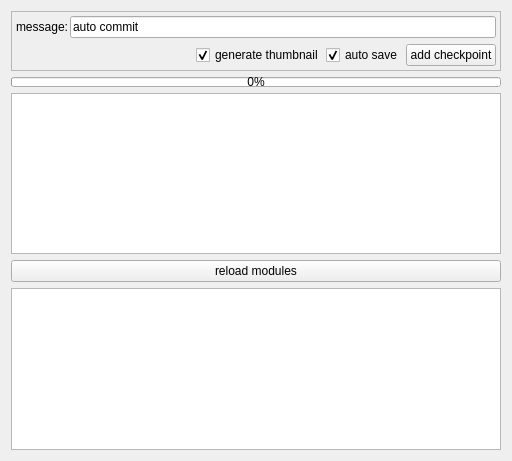
Above: version_manager/qt_docker_widget_ui.ui from mellowed100/Krita-Document-Version-Manager before the change. Below: the same form after it.
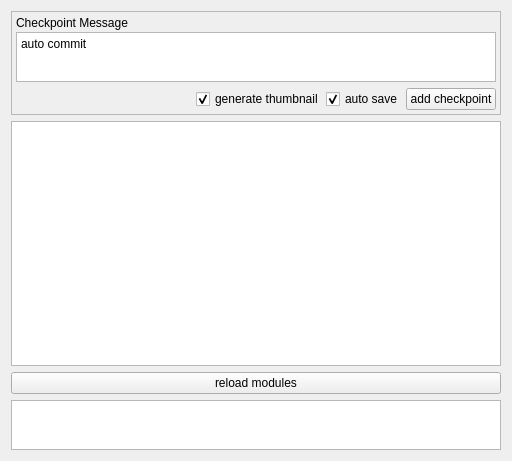
That is the form after the change. Custom widgets are drawn as their Qt base class.

Diff of the .ui file:
```diff
--- a/version_manager/qt_docker_widget_ui.ui
+++ b/version_manager/qt_docker_widget_ui.ui
@@ -46,7 +46,7 @@
         <property name="frameShadow">
          <enum>QFrame::Raised</enum>
         </property>
-        <layout class="QHBoxLayout" name="horizontalLayout_2">
+        <layout class="QVBoxLayout" name="verticalLayout_3">
          <property name="spacing">
           <number>2</number>
          </property>
@@ -63,16 +63,29 @@
           <number>2</number>
          </property>
          <item>
-          <widget class="QLabel" name="label">
+          <widget class="QLabel" name="checkpoint_label">
            <property name="text">
-            <string>message:</string>
+            <string>Checkpoint Message</string>
            </property>
           </widget>
          </item>
          <item>
-          <widget class="QLineEdit" name="checkpoint_msg">
-           <property name="text">
-            <string>auto commit</string>
+          <widget class="QPlainTextEdit" name="checkpoint_msg">
+           <property name="sizePolicy">
+            <sizepolicy hsizetype="Expanding" vsizetype="Maximum">
+             <horstretch>0</horstretch>
+             <verstretch>0</verstretch>
+            </sizepolicy>
+           </property>
+           <property name="maximumSize">
+            <size>
+             <width>16777215</width>
+             <height>50</height>
+            </size>
+           </property>
+           <property name="plainText">
+            <string>auto commit
+</string>
            </property>
           </widget>
          </item>
@@ -149,25 +162,6 @@
      </layout>
     </widget>
    </item>
-   <item>
-    <widget class="QProgressBar" name="progress_bar">
-     <property name="sizePolicy">
-      <sizepolicy hsizetype="Expanding" vsizetype="Minimum">
-       <horstretch>0</horstretch>
-       <verstretch>0</verstretch>
-      </sizepolicy>
-     </property>
-     <property name="minimumSize">
-      <size>
-       <width>0</width>
-       <height>10</height>
-      </size>
-     </property>
-     <property name="value">
-      <number>0</number>
-     </property>
-    </widget>
-   </item>
    <item>
     <widget class="HistoryWidget" name="history_widget"/>
    </item>
@@ -179,7 +173,14 @@
     </widget>
    </item>
    <item>
-    <widget class="QTextEdit" name="textbox"/>
+    <widget class="QTextEdit" name="debug_console">
+     <property name="maximumSize">
+      <size>
+       <width>16777215</width>
+       <height>50</height>
+      </size>
+     </property>
+    </widget>
    </item>
   </layout>
  </widget>
```
